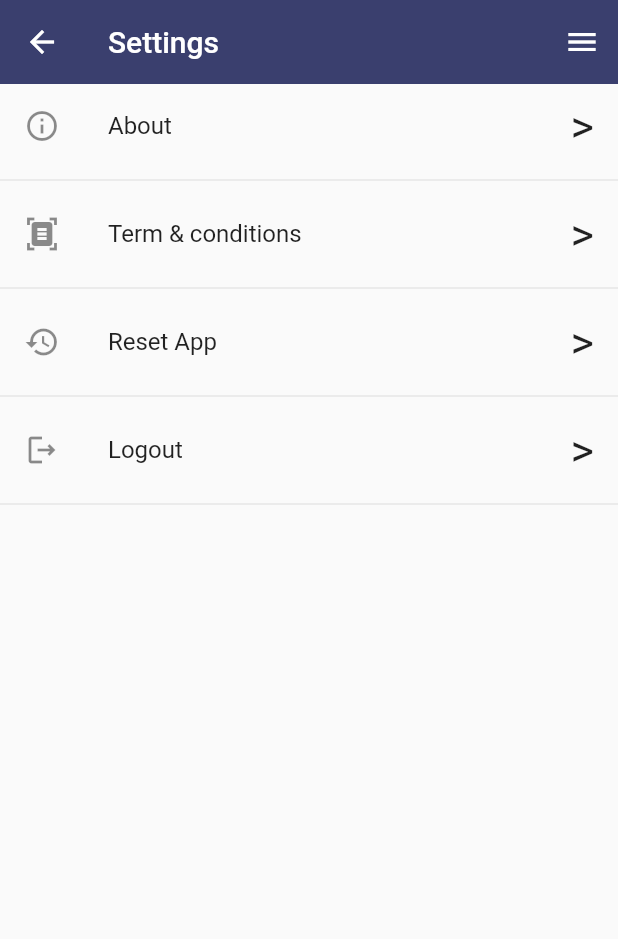
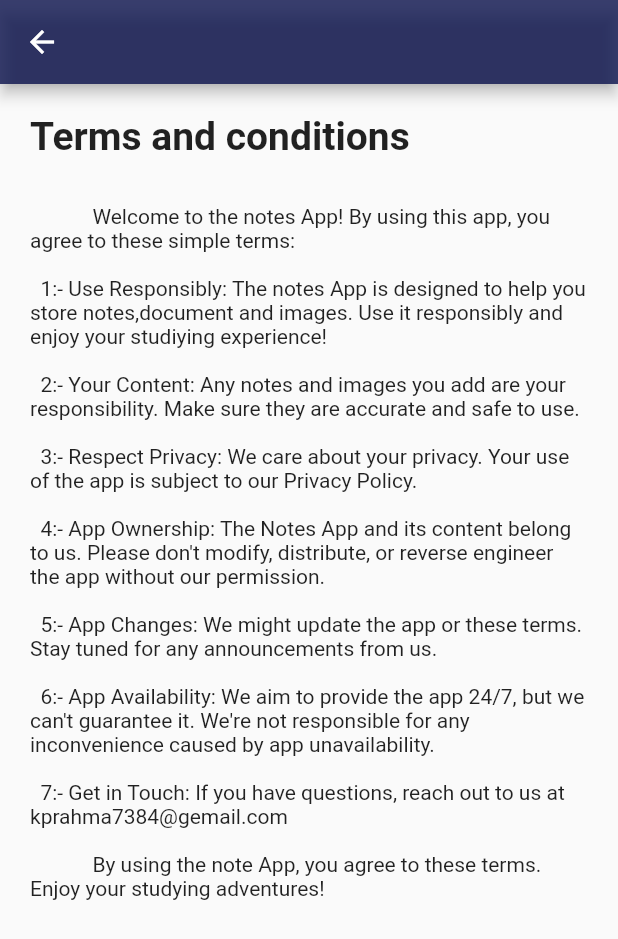
Before and after one commit to Rahma-kp/studentnotes, a Flutter app: the setting_screen screen opened directly, after a tap on "Term & conditions", on a phone screen of 412 x 824 dp. Shown: the top 939 px of the screen. Run offline on Flutter 3.47's test engine with Material 2 defaults, Android fonts, the phone set to English and light mode, and no system bars; our stand-ins replace curved_navigation_bar, fl_chart, flutter_speed_dial, hive; missing offline and left inert: flutter_timetable; accounts and stored records are empty.

Commit message:
sixth  commit

```diff
--- a/lib/drawer.dart
+++ b/lib/drawer.dart
@@ -1,6 +1,7 @@
 // ignore_for_file: prefer_const_literals_to_create_immutables, prefer_const_constructors
 
 import 'package:flutter/material.dart';
+import 'package:studentnot/screens/profile_editing_screen.dart';
 
 class drawer extends StatelessWidget {
   const drawer({super.key});
@@ -22,7 +23,9 @@ class drawer extends StatelessWidget {
           leading: Text("Class:",style: TextStyle(fontSize: 20),),
           title: Text("10 th",style: TextStyle(fontSize: 20)),
         ),
-        FloatingActionButton(onPressed: (){},child: Icon(Icons.edit),backgroundColor:Color.fromARGB(207, 13, 20, 78),)
+        FloatingActionButton(onPressed: (){
+          Navigator.of(context).push(MaterialPageRoute(builder:(context) => profile_editing_screen(), ));
+        },child: Icon(Icons.edit),backgroundColor:Color.fromARGB(207, 13, 20, 78),)
       ]),
     );
 
--- a/lib/screens/editing_screen.dart
+++ b/lib/screens/editing_screen.dart
@@ -11,7 +11,7 @@ class editing_screen extends StatelessWidget {
       appBar: AppBar(
         elevation: 0,
         backgroundColor: const Color.fromARGB(207, 13, 20, 78),
-        title: const Text("edit screen"),
+        title: const Text("Edit"),
       ),
       floatingActionButton: SpeedDial(
         animatedIcon: AnimatedIcons.menu_arrow,
--- a/lib/screens/login_screen.dart
+++ b/lib/screens/login_screen.dart
@@ -1,5 +1,5 @@
 import 'package:flutter/material.dart';
-import 'package:studentnot/screens/home_screen.dart';
+import 'package:studentnot/bottombar.dart';
 
 class login_screen extends StatelessWidget {
   const login_screen({super.key});
@@ -26,7 +26,7 @@ class login_screen extends StatelessWidget {
               ),
               SizedBox(height: 40,),
             GestureDetector(onTap: () {
-              Navigator.of(context).push(MaterialPageRoute(builder: (context) => home_screen(),));
+              Navigator.of(context).push(MaterialPageRoute(builder: (context) =>bottombar(),));
             },
               child: Container(height: 40,width:100,
                 decoration: BoxDecoration(color:Color.fromARGB(207, 13, 20, 78),borderRadius: BorderRadius.circular(20)
--- a/lib/screens/setting_screen.dart
+++ b/lib/screens/setting_screen.dart
@@ -1,5 +1,8 @@
 import 'package:flutter/material.dart';
 import 'package:studentnot/drawer.dart';
+import 'package:studentnot/screens/about_page.dart';
+import 'package:studentnot/screens/login_screen.dart';
+import 'package:studentnot/screens/terms_screen.dart';
 
 class setting_screen extends StatelessWidget {
   const setting_screen({super.key});
@@ -15,12 +18,12 @@ class setting_screen extends StatelessWidget {
           children: [
             ListTile( leading:const Icon(Icons.info_outline),
               title:const Text("About"), trailing:const Text(">",style: TextStyle(fontSize: 30),),onTap: () {
-
+                Navigator.of(context).push(MaterialPageRoute(builder: (context) => about_page(),));
               },),
               const Divider(),
                ListTile( leading:const Icon(Icons.document_scanner),
               title:const Text("Term & conditions"), trailing:const Text(">",style: TextStyle(fontSize: 30),),onTap: () {
-
+                Navigator.of(context).push(MaterialPageRoute(builder: (context) => terms(),));
               },),
               const Divider(),
               ListTile( leading:const Icon(Icons.restore_outlined),
@@ -30,7 +33,7 @@ class setting_screen extends StatelessWidget {
               const Divider(),
                ListTile( leading:const Icon(Icons.logout_outlined),
               title:const Text("Logout"), trailing:const Text(">",style: TextStyle(fontSize: 30),),onTap: () {
-
+                Navigator.of(context).push(MaterialPageRoute(builder: (context) => login_screen(),));
               },),
               const Divider(),
 
--- /dev/null
+++ b/lib/screens/terms_screen.dart
@@ -0,0 +1,47 @@
+import 'package:flutter/material.dart';
+
+
+class terms extends StatelessWidget {
+  const terms({super.key});
+
+  @override
+  Widget build(BuildContext context) {
+    return Scaffold(
+      appBar: AppBar(backgroundColor:const Color.fromARGB(207, 13, 20, 78),),
+      body: const SingleChildScrollView(
+        child: Padding(
+          padding: EdgeInsets.all(20),
+          child: Column(
+            crossAxisAlignment: CrossAxisAlignment.start,
+            children: [
+              Text('Terms and conditions',
+                  style:
+                      TextStyle(fontSize: 26, fontWeight: FontWeight.bold)),
+              SizedBox(
+                height: 30,
+              ),
+              Text('''
+            Welcome to the notes App! By using this app, you agree to these simple terms:
+
+  1:- Use Responsibly: The notes App is designed to help you store notes,document and images. Use it responsibly and enjoy your studiying experience!
+
+  2:- Your Content: Any notes and images you add are your responsibility. Make sure they are accurate and safe to use.
+
+  3:- Respect Privacy: We care about your privacy. Your use of the app is subject to our Privacy Policy.
+
+  4:- App Ownership: The Notes App and its content belong to us. Please don't modify, distribute, or reverse engineer the app without our permission.
+
+  5:- App Changes: We might update the app or these terms. Stay tuned for any announcements from us.
+
+  6:- App Availability: We aim to provide the app 24/7, but we can't guarantee it. We're not responsible for any inconvenience caused by app unavailability.
+
+  7:- Get in Touch: If you have questions, reach out to us at kprahma7384@gemail.com
+
+            By using the note App, you agree to these terms. Enjoy your studying adventures! ''')
+            ],
+          ),
+        ),
+      ),
+    );
+  }
+}
```
Also changed, not shown: lib/screens/about_page.dart (added, +18 -0 lines), lib/screens/add_screen.dart (+3 -9 lines), lib/screens/chart_screen.dart (+4 -14 lines), lib/screens/notes_listview.dart (+28 -1 lines), lib/screens/profile_editing_screen.dart (added, +49 -0 lines).
